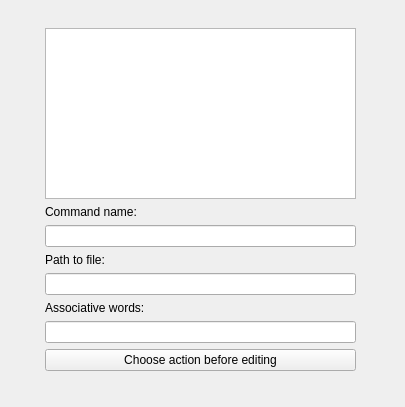
Old version of the form QtAudio/QtAudio/AddAction.ui in the repository hardenchant/VoiceCommand.
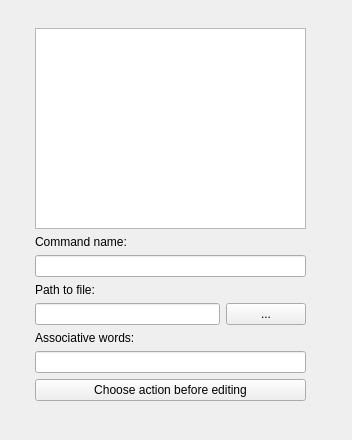
New version of the form.

The edit to the form file:
```diff
--- a/QtAudio/QtAudio/AddAction.ui
+++ b/QtAudio/QtAudio/AddAction.ui
@@ -6,26 +6,23 @@
    <rect>
     <x>0</x>
     <y>0</y>
-    <width>405</width>
-    <height>407</height>
+    <width>352</width>
+    <height>440</height>
    </rect>
   </property>
   <property name="windowTitle">
    <string>Add Voice Action</string>
   </property>
-  <widget class="QWidget" name="verticalLayoutWidget">
+  <widget class="QWidget" name="gridLayoutWidget">
    <property name="geometry">
     <rect>
-     <x>30</x>
+     <x>20</x>
      <y>20</y>
-     <width>341</width>
-     <height>361</height>
+     <width>301</width>
+     <height>391</height>
     </rect>
    </property>
-   <layout class="QVBoxLayout" name="verticalLayout">
-    <property name="sizeConstraint">
-     <enum>QLayout::SetDefaultConstraint</enum>
-    </property>
+   <layout class="QGridLayout" name="gridLayout">
     <property name="leftMargin">
      <number>15</number>
     </property>
@@ -38,43 +35,50 @@
     <property name="bottomMargin">
      <number>10</number>
     </property>
-    <item>
+    <item row="4" column="0">
+     <widget class="QLineEdit" name="lineEdit_path"/>
+    </item>
+    <item row="4" column="1">
+     <widget class="QPushButton" name="button_path">
+      <property name="text">
+       <string>...</string>
+      </property>
+     </widget>
+    </item>
+    <item row="0" column="0" colspan="2">
      <widget class="QListView" name="listView"/>
     </item>
-    <item>
+    <item row="7" column="0" colspan="2">
+     <widget class="QPushButton" name="button_add">
+      <property name="text">
+       <string>Choose action before editing</string>
+      </property>
+     </widget>
+    </item>
+    <item row="6" column="0" colspan="2">
+     <widget class="QLineEdit" name="lineEdit_command"/>
+    </item>
+    <item row="2" column="0" colspan="2">
+     <widget class="QLineEdit" name="lineEdit_name"/>
+    </item>
+    <item row="1" column="0" colspan="2">
      <widget class="QLabel" name="label_3">
       <property name="text">
        <string>Command name:</string>
       </property>
      </widget>
     </item>
-    <item>
-     <widget class="QLineEdit" name="lineEdit_name"/>
-    </item>
-    <item>
-     <widget class="QLabel" name="label_2">
-      <property name="text">
-       <string>Path to file:</string>
-      </property>
-     </widget>
-    </item>
-    <item>
-     <widget class="QLineEdit" name="lineEdit_path"/>
-    </item>
-    <item>
+    <item row="5" column="0" colspan="2">
      <widget class="QLabel" name="label">
       <property name="text">
        <string>Associative words:</string>
       </property>
      </widget>
     </item>
-    <item>
-     <widget class="QLineEdit" name="lineEdit_command"/>
-    </item>
-    <item>
-     <widget class="QPushButton" name="button_add">
+    <item row="3" column="0" colspan="2">
+     <widget class="QLabel" name="label_2">
       <property name="text">
-       <string>Choose action before editing</string>
+       <string>Path to file:</string>
       </property>
      </widget>
     </item>
```
Left out of the diff: 17 changed lines with no effect on the pictures.
